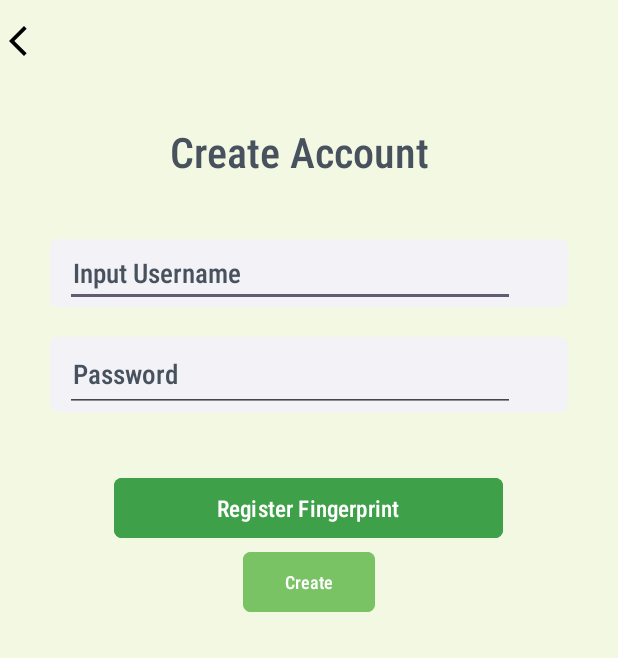
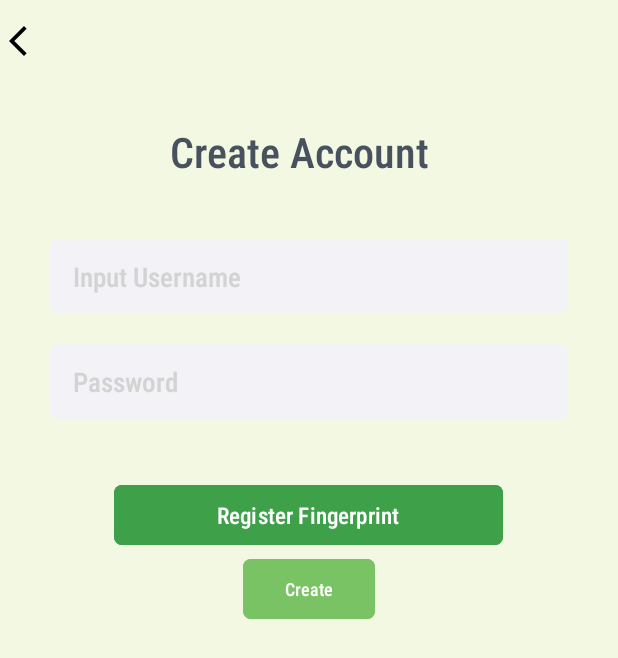
Before and after one commit to cheecheongfun/DSCP_grpA, an Android app: the RegistrationPage screen opened directly, with no data from a screen before it, on a phone screen of 412 x 824 dp. Shown: the top 658 px of the screen. Run offline under Robolectric (Android 15) with nearby library versions, the phone set to English and light mode, and no system bars; our stand-ins replace Firebase (no records; nobody signed in at launch, a user with empty details on screens opened directly).

Commit message:
Error Fix

```diff
--- a/App/GreenCycle/app/src/main/res/layout/registration_page.xml
+++ b/App/GreenCycle/app/src/main/res/layout/registration_page.xml
@@ -42,14 +42,15 @@
 
         <EditText
             android:id="@+id/registerusername"
+            style="@style/NoUnderlineHint"
             android:layout_width="300dp"
-            android:layout_height="wrap_content"
+            android:layout_height="50dp"
             android:layout_centerVertical="true"
             android:layout_marginStart="10dp"
             android:ems="10"
             android:fontFamily="sans-serif-condensed-medium"
             android:hint="Input Username"
-            android:textColorHint="@color/textColour"
+            android:textColorHint="@color/light_grey"
             android:inputType="text"
             android:textColor="@color/textColour"
             android:paddingStart="5dp" />
@@ -58,6 +59,7 @@
 
     <RelativeLayout
         android:id="@+id/editPass"
+        style="@style/NoUnderlineHint"
         android:layout_below="@id/editName"
         android:layout_marginTop="20dp"
         android:layout_centerHorizontal="true"
@@ -67,13 +69,14 @@
 
         <EditText
             android:id="@+id/registerpassword"
+            style="@style/NoUnderlineHint"
             android:layout_width="300dp"
             android:layout_height="50dp"
             android:layout_marginStart="10dp"
             android:ems="10"
             android:fontFamily="sans-serif-condensed-medium"
             android:hint="Password"
-            android:textColorHint="@color/textColour"
+            android:textColorHint="@color/light_grey"
             android:inputType="text"
             android:paddingStart="5dp"
             android:textColor="@color/textColour" />
--- a/App/GreenCycle/app/src/main/res/values/themes.xml
+++ b/App/GreenCycle/app/src/main/res/values/themes.xml
@@ -76,6 +76,12 @@
         <item name="android:textColorPrimaryInverse">@color/black</item> <!-- Set the text color for selected date -->
     </style>
 
+    <style name="NoUnderlineHint" parent="Widget.AppCompat.EditText">
+        <item name="android:textColorHint">@color/light_grey</item>
+        <item name="android:background">@null</item>
+    </style>
+
+
 
 
 </resources>
```
Also changed, not shown: App/GreenCycle/app/src/main/res/layout/login_page.xml (+7 -4 lines).
